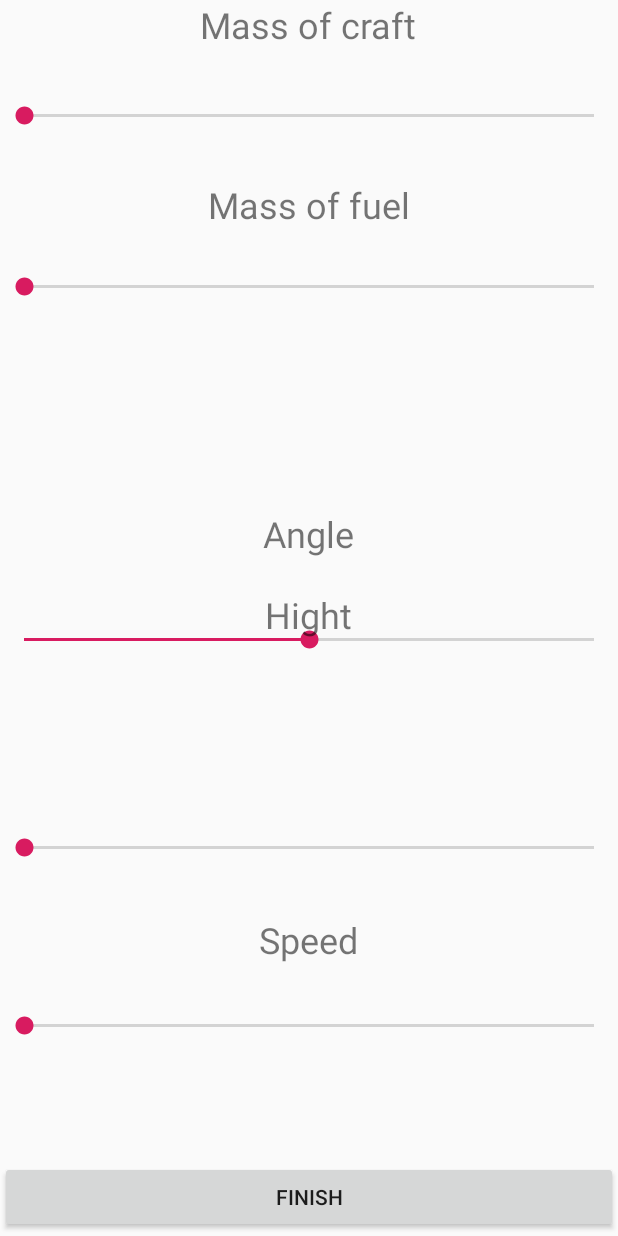
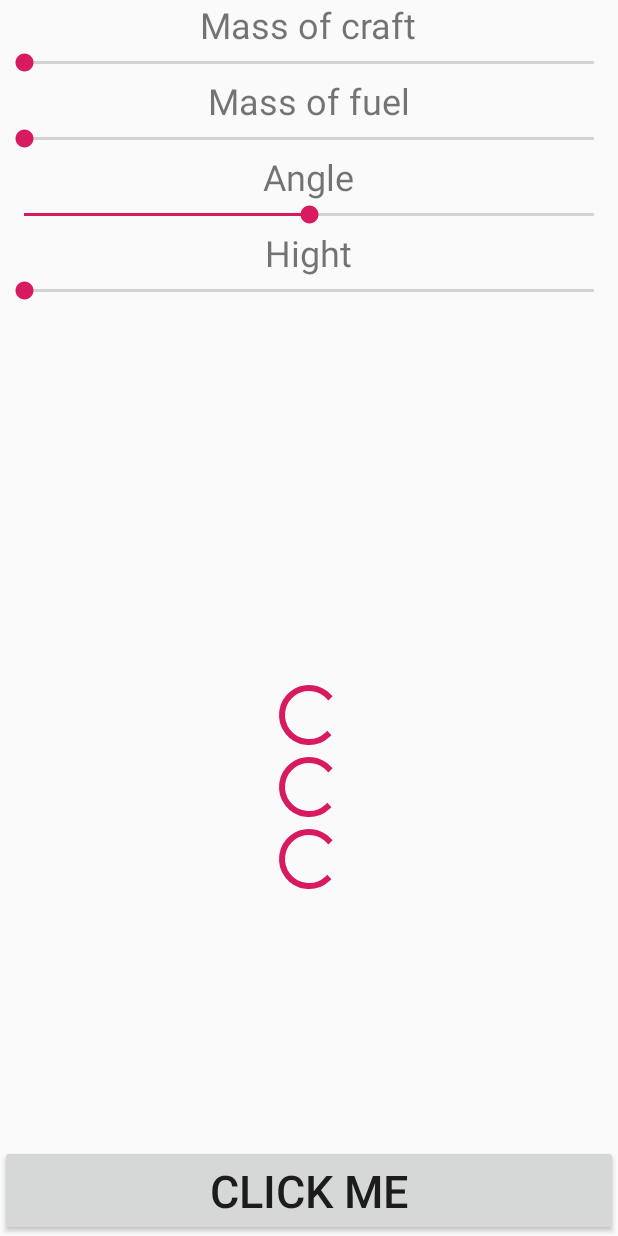
Before and after one commit to Johnatanth/Landing2, an Android app: the layout activity_main.xml on its own in the app's theme, with its tools: preview values and no code run, on a phone screen of 412 x 824 dp. Run offline under Robolectric (Android 15) with nearby library versions, the phone set to English and light mode, and no system bars.

Commit message:
Default Changelist

```diff
--- a/app/build.gradle
+++ b/app/build.gradle
@@ -9,6 +9,8 @@ android {
         versionCode 1
         versionName "1.0"
         testInstrumentationRunner "android.support.test.runner.AndroidJUnitRunner"
+aaptOptions.cruncherEnabled = false
+    aaptOptions.useNewCruncher = false
     }
     buildTypes {
         release {
--- a/app/src/main/java/com/example/final_progect/Item.java
+++ /dev/null
@@ -1,27 +0,0 @@
-package com.example.final_progect;
-
-
-import android.content.Context;
-import android.graphics.Canvas;
-import android.graphics.Paint;
-import android.support.annotation.Nullable;
-import android.util.AttributeSet;
-import android.view.View;
-
-public class Item extends View{
-    float y;
-    float x;
-    int value_power;
-    int value_time;
-
-
-    public Item(Context context,  @Nullable AttributeSet attrs) {
-        super(context, attrs);
-    }
-
-    @Override
-    protected void onDraw(Canvas canvas) {
-        Paint p =
-        super.onDraw(canvas);
-    }
-}
--- a/app/src/main/res/layout/activity_main.xml
+++ b/app/src/main/res/layout/activity_main.xml
@@ -1,38 +1,37 @@
 <?xml version="1.0" encoding="utf-8"?>
-<RelativeLayout xmlns:android="http://schemas.android.com/apk/res/android"
+<RelativeLayout android:layout_height="match_parent"
     android:layout_width="match_parent"
-    android:layout_height="match_parent"
-    android:layout_weight="1"
-    android:orientation="vertical">
-
-
+    xmlns:android="http://schemas.android.com/apk/res/android" >
+<ScrollView
+    android:layout_alignParentStart="true"
+    android:layout_alignParentEnd="true"
+    android:layout_above="@id/ok"
+    android:layout_alignParentTop="true"
+    android:layout_width="match_parent"
+    android:layout_height="wrap_content">
+    <LinearLayout
+        android:orientation="vertical"
+        android:layout_width="match_parent"
+        android:layout_height="wrap_content">
         <TextView
             android:id="@+id/Mass_craft"
             android:layout_width="wrap_content"
             android:layout_height="wrap_content"
-        android:layout_centerHorizontal = "true"
-        android:layout_weight="1"
+            android:layout_gravity="center"
             android:text="Mass of craft"
             android:textSize="24sp" />
-
         <SeekBar
             android:id="@+id/MassofCraft"
             android:layout_width="match_parent"
             android:layout_height="wrap_content"
-        android:layout_below="@+id/Mass_craft"
-        android:layout_marginTop="35dp"
-        android:layout_weight="1"
             android:max="20000"
             android:progress="0"
-        android:layout_centerHorizontal = "true"/>
-
+            android:layout_gravity="center"/>
         <TextView
             android:id="@+id/Mass_fuel"
             android:layout_width="wrap_content"
             android:layout_height="wrap_content"
-        android:layout_below="@+id/MassofCraft"
-        android:layout_centerHorizontal = "true"
-        android:layout_marginTop="34dp"
+            android:layout_gravity="center"
             android:text="Mass of fuel"
             android:textSize="24sp" />
 
@@ -40,20 +39,14 @@
             android:id="@+id/MassofFuel"
             android:layout_width="match_parent"
             android:layout_height="wrap_content"
-        android:layout_below="@+id/Mass_fuel"
-        android:layout_marginTop="29dp"
-        android:layout_marginBottom="423dp"
             android:max="15000"
             android:progress="0"
-        android:layout_centerHorizontal = "true"/>
-
+            android:layout_gravity="center"/>
         <TextView
             android:id="@+id/AngleLanding"
             android:layout_width="wrap_content"
             android:layout_height="wrap_content"
-        android:layout_alignParentBottom="true"
-        android:layout_centerHorizontal="true"
-        android:layout_marginBottom="452dp"
+            android:layout_gravity="center"
             android:text="Angle"
             android:textSize="24sp" />
 
@@ -62,23 +55,16 @@
             android:layout_width="match_parent"
             android:layout_height="wrap_content"
             android:layout_alignBottom="@+id/Speedoflanding"
-        android:layout_marginBottom="257dp"
             android:max="180"
             android:progress="90"
-        android:layout_centerHorizontal = "true"/>
-
+            android:layout_gravity="center"/>
         <TextView
             android:id="@+id/Hight"
             android:layout_width="wrap_content"
             android:layout_height="wrap_content"
-        android:layout_alignParentTop="true"
-        android:layout_alignParentBottom="true"
-        android:layout_centerHorizontal="true"
-        android:layout_marginTop="393dp"
-        android:layout_marginBottom="306dp"
-        android:layout_weight="1"
             android:text="Hight"
-        android:textSize="24sp" />
+            android:textSize="24sp"
+            android:layout_gravity="center"/>
 
         <SeekBar
             android:id="@+id/HightofLanding"
@@ -88,35 +74,25 @@
             android:layout_marginBottom="250dp"
             android:max="25000"
             android:progress="0"
-        android:layout_centerHorizontal = "true"/>
+            android:layout_gravity="center"/>
 
-    <TextView
-        android:id="@+id/Speed"
-        android:layout_width="wrap_content"
-        android:layout_height="wrap_content"
+        <ProgressBar
+            android:layout_width="match_parent"
+            android:layout_height="wrap_content" />
+        <ProgressBar
+            android:layout_width="match_parent"
+            android:layout_height="wrap_content" />
+        <ProgressBar
+            android:layout_width="match_parent"
+            android:layout_height="wrap_content" />
+
+    </LinearLayout>
+</ScrollView>
+<Button
+    android:id="@+id/ok"
+    android:text="Click me"
+    android:textSize="30sp"
     android:layout_alignParentBottom="true"
-        android:layout_centerHorizontal="true"
-        android:layout_marginBottom="181dp"
-        android:text="Speed"
-        android:textSize="24sp" />
-
-    <SeekBar
-        android:id="@+id/Speedoflanding"
     android:layout_width="match_parent"
-        android:layout_height="wrap_content"
-        android:layout_alignParentBottom="true"
-        android:layout_centerHorizontal="true"
-        android:layout_marginBottom="131dp"
-        android:max="2000"
-        android:progress="0" />
-
-    <Button
-        android:id="@+id/button"
-        android:layout_width="match_parent"
-        android:layout_height="wrap_content"
-        android:layout_alignParentBottom="true"
-        android:layout_marginBottom="2dp"
-        android:onClick="onClick"
-        android:text="Finish"
-        android:layout_centerHorizontal = "true"/>
+    android:layout_height="wrap_content" />
 </RelativeLayout>
```
Lines whose indentation alone changed are shown as unchanged.
